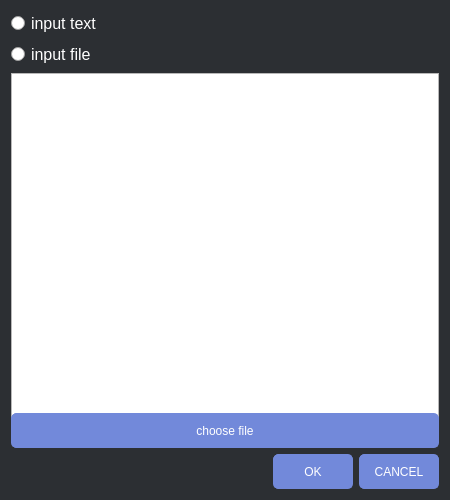
KaledaKirill/AccountTracker, file AccountTracker/Views/Dialogs/loginputdialog.ui: the form before one commit.
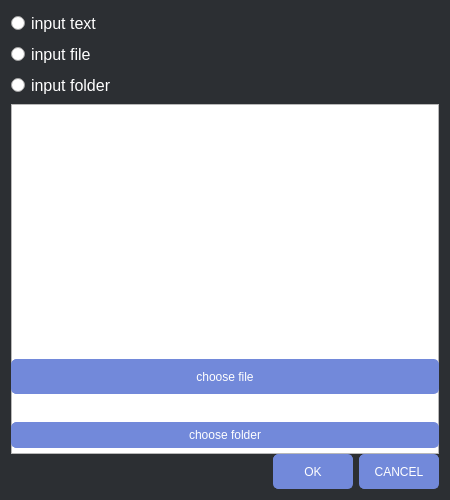
The form after the commit.

Commit message: Implement Logs Parsing From Folder

```diff
--- a/AccountTracker/Views/Dialogs/loginputdialog.ui
+++ b/AccountTracker/Views/Dialogs/loginputdialog.ui
@@ -92,6 +92,13 @@
        </property>
       </widget>
      </item>
+     <item>
+      <widget class="QRadioButton" name="folderRadioBtn">
+       <property name="text">
+        <string>input folder</string>
+       </property>
+      </widget>
+     </item>
      <item>
       <spacer name="verticalSpacer_3">
        <property name="orientation">
@@ -152,8 +159,26 @@
        </property>
       </widget>
      </item>
+    </layout>
+   </item>
+   <item>
+    <layout class="QVBoxLayout" name="verticalLayout_4">
      <item>
-      <spacer name="verticalSpacer">
+      <widget class="QLabel" name="folderLabel">
+       <property name="text">
+        <string>No Folder Selected</string>
+       </property>
+      </widget>
+     </item>
+     <item>
+      <widget class="QPushButton" name="chooseFolderBtn">
+       <property name="text">
+        <string>choose folder</string>
+       </property>
+      </widget>
+     </item>
+     <item>
+      <spacer name="verticalSpacer_4">
        <property name="orientation">
         <enum>Qt::Orientation::Vertical</enum>
        </property>
```
The commit also changes 7 other files.
